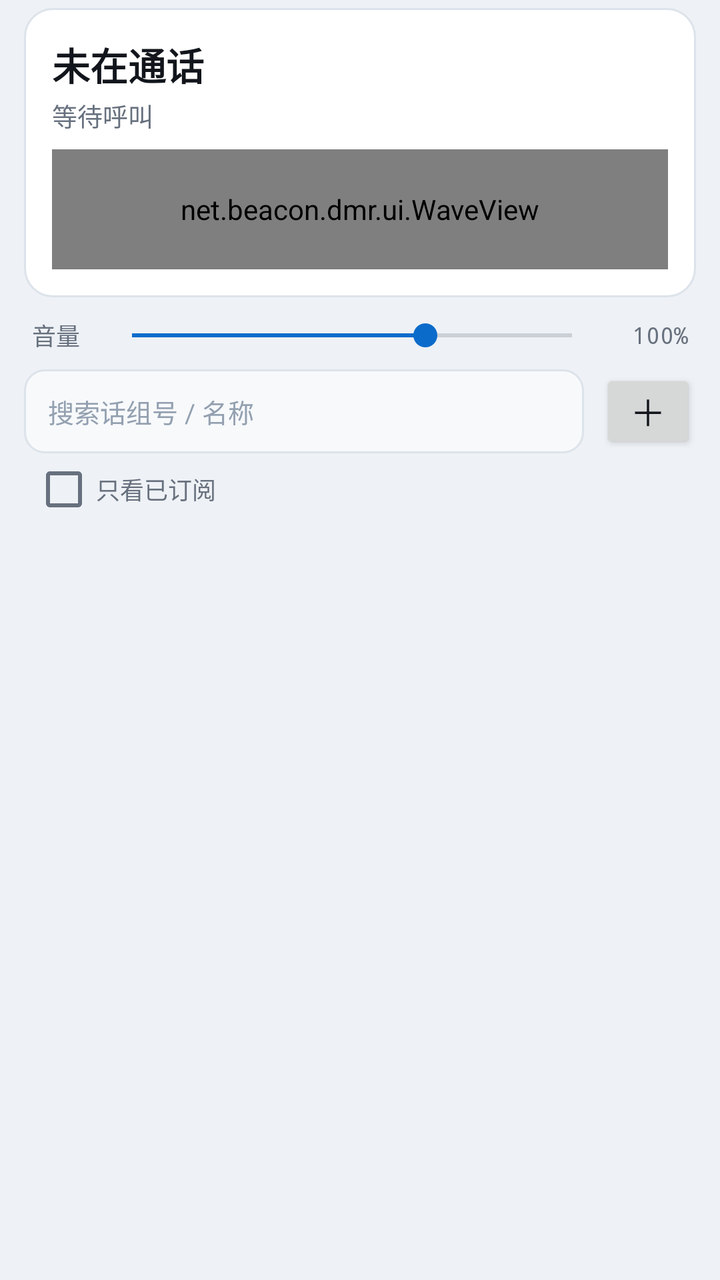
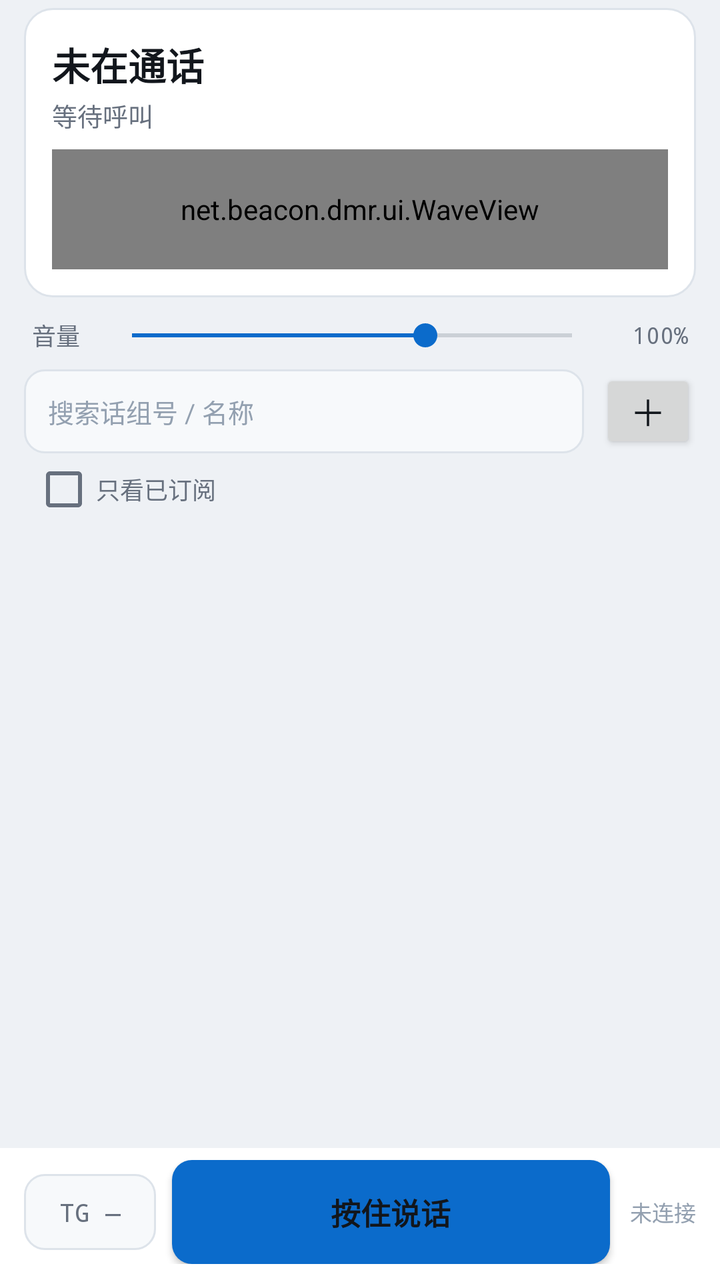

Compare the two renders of this Android layout. The source of the first and the diff that turns it into the second are given below.
<!-- AndroidManifest.xml: application theme AppTheme -->
<!-- res/layout/page_listen.xml -->
<?xml version="1.0" encoding="utf-8"?>
<LinearLayout xmlns:android="http://schemas.android.com/apk/res/android"
    android:layout_width="match_parent"
    android:layout_height="match_parent"
    android:orientation="vertical">

    
    <LinearLayout
        android:layout_width="match_parent"
        android:layout_height="wrap_content"
        android:layout_marginStart="12dp"
        android:layout_marginEnd="12dp"
        android:layout_marginTop="4dp"
        android:orientation="vertical"
        android:background="@drawable/bg_card"
        android:padding="14dp">

        <LinearLayout
            android:layout_width="match_parent"
            android:layout_height="wrap_content"
            android:orientation="horizontal"
            android:gravity="center_vertical">

            <TextView
                android:id="@+id/npTg"
                android:layout_width="0dp"
                android:layout_height="wrap_content"
                android:layout_weight="1"
                android:text="@string/idle_tg"
                android:textColor="?attr/cText"
                android:textSize="19sp"
                android:textStyle="bold"
                android:singleLine="true"
                android:ellipsize="end" />

            <TextView
                android:id="@+id/npTime"
                android:layout_width="wrap_content"
                android:layout_height="wrap_content"
                android:text=""
                android:textColor="?attr/cDim"
                android:textSize="12sp"
                android:fontFamily="monospace" />
        </LinearLayout>

        <TextView
            android:id="@+id/npCaller"
            android:layout_width="match_parent"
            android:layout_height="wrap_content"
            android:layout_marginTop="2dp"
            android:text="@string/idle_caller"
            android:textColor="?attr/cMuted"
            android:textSize="12.5sp"
            android:singleLine="true"
            android:ellipsize="end" />

        <net.beacon.dmr.ui.WaveView
            android:id="@+id/wave"
            android:layout_width="match_parent"
            android:layout_height="60dp"
            android:layout_marginTop="8dp" />
    </LinearLayout>

    
    <LinearLayout
        android:layout_width="match_parent"
        android:layout_height="wrap_content"
        android:orientation="horizontal"
        android:gravity="center_vertical"
        android:paddingStart="16dp"
        android:paddingEnd="16dp"
        android:paddingTop="10dp"
        android:paddingBottom="2dp">

        <TextView
            android:layout_width="wrap_content"
            android:layout_height="wrap_content"
            android:text="@string/volume"
            android:textColor="?attr/cMuted"
            android:textSize="12sp" />

        <SeekBar
            android:id="@+id/seekVol"
            android:layout_width="0dp"
            android:layout_height="wrap_content"
            android:layout_weight="1"
            android:layout_marginStart="10dp"
            android:max="150"
            android:progress="100" />

        <TextView
            android:id="@+id/volPct"
            android:layout_width="42dp"
            android:layout_height="wrap_content"
            android:gravity="end"
            android:text="100%"
            android:textColor="?attr/cMuted"
            android:textSize="11.5sp"
            android:fontFamily="monospace" />
    </LinearLayout>

    
    <LinearLayout
        android:layout_width="match_parent"
        android:layout_height="wrap_content"
        android:orientation="horizontal"
        android:gravity="center_vertical"
        android:paddingStart="12dp"
        android:paddingEnd="12dp"
        android:paddingTop="6dp">

        <EditText
            android:id="@+id/search"
            android:layout_width="0dp"
            android:layout_height="42dp"
            android:layout_weight="1"
            android:background="@drawable/bg_inner"
            android:paddingStart="12dp"
            android:paddingEnd="12dp"
            android:hint="搜索话组号 / 名称"
            android:textColorHint="?attr/cDim"
            android:textColor="?attr/cText"
            android:textSize="13sp"
            android:inputType="text"
            android:imeOptions="actionSearch"
            android:singleLine="true" />

        <Button
            android:id="@+id/btnAdd"
            android:layout_width="48dp"
            android:layout_height="42dp"
            android:layout_marginStart="8dp"
            android:minWidth="0dp"
            android:padding="0dp"
            android:text="＋"
            android:textSize="18sp"
            android:textAllCaps="false" />
    </LinearLayout>

    
    <LinearLayout
        android:layout_width="match_parent"
        android:layout_height="wrap_content"
        android:orientation="horizontal"
        android:gravity="center_vertical"
        android:paddingStart="16dp"
        android:paddingEnd="16dp"
        android:paddingTop="2dp"
        android:paddingBottom="2dp">

        <CheckBox
            android:id="@+id/ckOnlySub"
            android:layout_width="wrap_content"
            android:layout_height="wrap_content"
            android:minHeight="0dp"
            android:minWidth="0dp"
            android:text="只看已订阅"
            android:textSize="12sp"
            android:textColor="?attr/cMuted" />

        <TextView
            android:id="@+id/tgCount"
            android:layout_width="0dp"
            android:layout_height="wrap_content"
            android:layout_weight="1"
            android:gravity="end"
            android:text=""
            android:textColor="?attr/cDim"
            android:textSize="11sp"
            android:fontFamily="monospace" />
    </LinearLayout>

    <ListView
        android:id="@+id/tgList"
        android:layout_width="match_parent"
        android:layout_height="0dp"
        android:layout_weight="1"
        android:divider="@null"
        android:dividerHeight="0dp"
        android:scrollbars="vertical" />
</LinearLayout>
<!-- resources referenced by this layout -->
<resources>
  <!-- drawable bg_card (drawable) -->
  <?xml version="1.0" encoding="utf-8"?>
  <shape xmlns:android="http://schemas.android.com/apk/res/android" android:shape="rectangle">
      <solid android:color="?attr/cPanel" />
      <corners android:radius="14dp" />
      <stroke android:width="1dp" android:color="?attr/cBorder" />
  </shape>
  <!-- drawable bg_inner (drawable) -->
  <?xml version="1.0" encoding="utf-8"?>
  <shape xmlns:android="http://schemas.android.com/apk/res/android" android:shape="rectangle">
      <solid android:color="?attr/cPanel2" />
      <corners android:radius="10dp" />
      <stroke android:width="1dp" android:color="?attr/cBorder" />
  </shape>
  <string name="idle_caller">等待呼叫</string>
  <string name="idle_tg">未在通话</string>
  <string name="volume">音量</string>
  <style name="AppTheme" parent="BaseLight" />
  <style name="BaseLight" parent="@android:style/Theme.Material.Light.NoActionBar">
          <item name="cBg">@color/l_bg</item>
          <item name="cPanel">@color/l_panel</item>
          <item name="cPanel2">@color/l_panel2</item>
          <item name="cBorder">@color/l_border</item>
          <item name="cText">@color/l_text</item>
          <item name="cMuted">@color/l_muted</item>
          <item name="cDim">@color/l_dim</item>
          <item name="cAccent">@color/l_accent</item>
          <item name="cAccentWeak">@color/l_accent_weak</item>
          <item name="cOk">@color/l_ok</item>
          <item name="cWarn">@color/l_warn</item>
          <item name="cBad">@color/l_bad</item>
  
          <item name="android:windowBackground">@color/l_bg</item>
          <item name="android:colorBackground">@color/l_bg</item>
          <item name="android:textColorPrimary">@color/l_text</item>
          <item name="android:textColorSecondary">@color/l_muted</item>
          <item name="android:colorAccent">@color/l_accent</item>
          <item name="android:statusBarColor">@color/l_panel</item>
          <item name="android:navigationBarColor">@color/l_panel</item>
          <item name="android:windowLightStatusBar">true</item>
          <item name="android:windowLightNavigationBar">true</item>
      </style>
  <color name="l_bg">#eef1f5</color>
  <color name="l_panel">#ffffff</color>
  <color name="l_panel2">#f7f9fb</color>
  <color name="l_border">#dde3ea</color>
  <color name="l_text">#12161c</color>
  <color name="l_muted">#67707e</color>
  <color name="l_dim">#93a0b0</color>
  <color name="l_accent">#0b6bcb</color>
  <color name="l_accent_weak">#e6f0fb</color>
  <color name="l_ok">#12a150</color>
  <color name="l_warn">#d9822b</color>
  <color name="l_bad">#c22a2f</color>
</resources>

<!-- the commit's change to res/layout/page_listen.xml (unified diff, before → after) -->
@@ -178,4 +178,55 @@
         android:divider="@null"
         android:dividerHeight="0dp"
         android:scrollbars="vertical" />
+
+    
+    <LinearLayout
+        android:layout_width="match_parent"
+        android:layout_height="wrap_content"
+        android:orientation="horizontal"
+        android:gravity="center_vertical"
+        android:paddingStart="12dp"
+        android:paddingEnd="12dp"
+        android:paddingTop="6dp"
+        android:paddingBottom="8dp"
+        android:background="?attr/cPanel">
+
+        <TextView
+            android:id="@+id/pttTg"
+            android:layout_width="wrap_content"
+            android:layout_height="38dp"
+            android:minWidth="66dp"
+            android:gravity="center"
+            android:background="@drawable/bg_inner"
+            android:paddingStart="10dp"
+            android:paddingEnd="10dp"
+            android:text="TG —"
+            android:textColor="?attr/cMuted"
+            android:textSize="12.5sp"
+            android:fontFamily="monospace" />
+
+        <Button
+            android:id="@+id/pttBtn"
+            android:layout_width="0dp"
+            android:layout_height="52dp"
+            android:layout_weight="1"
+            android:layout_marginStart="8dp"
+            android:minWidth="0dp"
+            android:text="按住说话"
+            android:textSize="15sp"
+            android:textStyle="bold"
+            android:textAllCaps="false"
+            android:background="@drawable/bg_btn" />
+
+        <TextView
+            android:id="@+id/pttState"
+            android:layout_width="wrap_content"
+            android:layout_height="wrap_content"
+            android:layout_marginStart="10dp"
+            android:text="未连接"
+            android:textColor="?attr/cDim"
+            android:textSize="11sp"
+            android:fontFamily="monospace"
+            android:maxLines="2" />
+    </LinearLayout>
 </LinearLayout>
<!-- resource entries referenced after the edit -->
@@ -1,5 +1,11 @@
 <!-- resources referenced by this layout -->
 <resources>
+  <!-- drawable bg_btn (drawable) -->
+  <?xml version="1.0" encoding="utf-8"?>
+  <shape xmlns:android="http://schemas.android.com/apk/res/android" android:shape="rectangle">
+      <solid android:color="?attr/cAccent" />
+      <corners android:radius="10dp" />
+  </shape>
   <!-- drawable bg_card (drawable) -->
   <?xml version="1.0" encoding="utf-8"?>
   <shape xmlns:android="http://schemas.android.com/apk/res/android" android:shape="rectangle">
